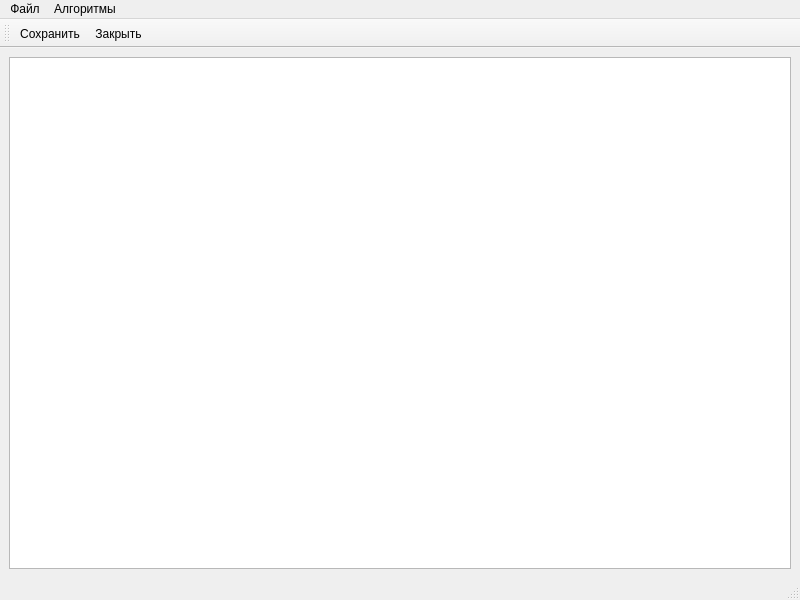
Before: the Qt Designer form ui/graphwindow.ui in moevm/nosql1h19-text-graph, drawn with Qt 5.
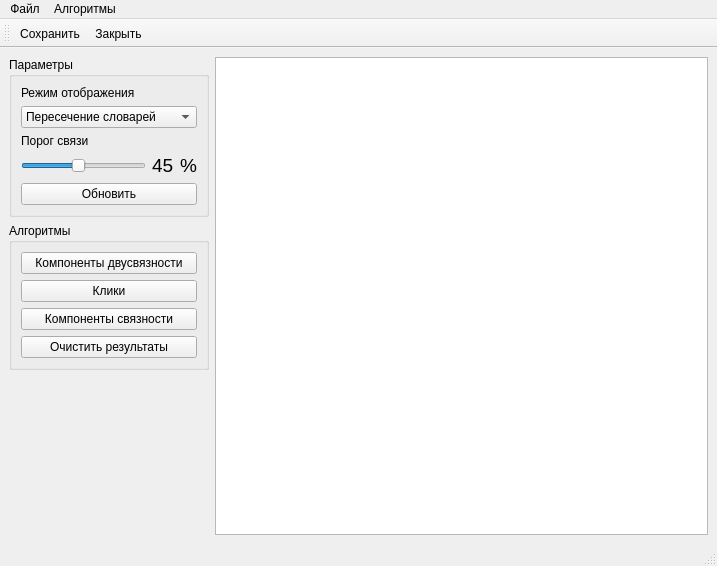
After: the same form once the commit is applied. Icons and pictures are not drawn.

What changed in the file:
```diff
--- a/ui/graphwindow.ui
+++ b/ui/graphwindow.ui
@@ -6,15 +6,169 @@
    <rect>
     <x>0</x>
     <y>0</y>
-    <width>800</width>
-    <height>600</height>
+    <width>717</width>
+    <height>566</height>
    </rect>
   </property>
   <property name="windowTitle">
    <string>MainWindow</string>
   </property>
   <widget class="QWidget" name="centralwidget">
-   <layout class="QHBoxLayout" name="horizontalLayout">
+   <layout class="QHBoxLayout" name="horizontalLayout" stretch="1,3">
+    <item>
+     <layout class="QVBoxLayout" name="verticalLayout_2">
+      <item>
+       <widget class="QGroupBox" name="groupBox">
+        <property name="minimumSize">
+         <size>
+          <width>200</width>
+          <height>0</height>
+         </size>
+        </property>
+        <property name="title">
+         <string>Параметры</string>
+        </property>
+        <layout class="QVBoxLayout" name="verticalLayout">
+         <item>
+          <widget class="QLabel" name="label">
+           <property name="text">
+            <string>Режим отображения</string>
+           </property>
+          </widget>
+         </item>
+         <item>
+          <widget class="QComboBox" name="comboBox">
+           <item>
+            <property name="text">
+             <string>Пересечение словарей</string>
+            </property>
+           </item>
+           <item>
+            <property name="text">
+             <string>Пересечение имён</string>
+            </property>
+           </item>
+          </widget>
+         </item>
+         <item>
+          <widget class="QLabel" name="label_15">
+           <property name="text">
+            <string>Порог связи</string>
+           </property>
+          </widget>
+         </item>
+         <item>
+          <layout class="QHBoxLayout" name="horizontalLayout_13">
+           <item>
+            <widget class="QSlider" name="thresholdSlider">
+             <property name="toolTip">
+              <string>&lt;html&gt;&lt;head/&gt;&lt;body&gt;&lt;p&gt;Указывает минимальное значение, при котором фрагменты считаются связанными&lt;/p&gt;&lt;/body&gt;&lt;/html&gt;</string>
+             </property>
+             <property name="value">
+              <number>45</number>
+             </property>
+             <property name="orientation">
+              <enum>Qt::Horizontal</enum>
+             </property>
+            </widget>
+           </item>
+           <item>
+            <widget class="QLabel" name="tresholdLabel">
+             <property name="font">
+              <font>
+               <pointsize>14</pointsize>
+              </font>
+             </property>
+             <property name="text">
+              <string>45</string>
+             </property>
+             <property name="textFormat">
+              <enum>Qt::PlainText</enum>
+             </property>
+            </widget>
+           </item>
+           <item>
+            <widget class="QLabel" name="label_16">
+             <property name="font">
+              <font>
+               <pointsize>14</pointsize>
+              </font>
+             </property>
+             <property name="text">
+              <string>%</string>
+             </property>
+            </widget>
+           </item>
+          </layout>
+         </item>
+         <item>
+          <widget class="QPushButton" name="pushButton">
+           <property name="text">
+            <string>Обновить</string>
+           </property>
+          </widget>
+         </item>
+        </layout>
+       </widget>
+      </item>
+      <item>
+       <widget class="QGroupBox" name="groupBox_2">
+        <property name="minimumSize">
+         <size>
+          <width>200</width>
+          <height>0</height>
+         </size>
+        </property>
+        <property name="title">
+         <string>Алгоритмы</string>
+        </property>
+        <layout class="QVBoxLayout" name="verticalLayout_3">
+         <item>
+          <widget class="QPushButton" name="pushButton_2">
+           <property name="text">
+            <string>Компоненты двусвязности</string>
+           </property>
+          </widget>
+         </item>
+         <item>
+          <widget class="QPushButton" name="pushButton_3">
+           <property name="text">
+            <string>Клики</string>
+           </property>
+          </widget>
+         </item>
+         <item>
+          <widget class="QPushButton" name="pushButton_4">
+           <property name="text">
+            <string>Компоненты связности</string>
+           </property>
+          </widget>
+         </item>
+         <item>
+          <widget class="QPushButton" name="clearResultsButton">
+           <property name="text">
+            <string>Очистить результаты</string>
+           </property>
+          </widget>
+         </item>
+        </layout>
+       </widget>
+      </item>
+      <item>
+       <spacer name="verticalSpacer">
+        <property name="orientation">
+         <enum>Qt::Vertical</enum>
+        </property>
+        <property name="sizeHint" stdset="0">
+         <size>
+          <width>20</width>
+          <height>40</height>
+         </size>
+        </property>
+       </spacer>
+      </item>
+     </layout>
+    </item>
     <item>
      <widget class="QGraphicsView" name="graphicsView"/>
     </item>
@@ -25,8 +179,8 @@
     <rect>
      <x>0</x>
      <y>0</y>
-     <width>800</width>
-     <height>22</height>
+     <width>717</width>
+     <height>25</height>
     </rect>
    </property>
    <widget class="QMenu" name="menu">
```
Left out of the diff: 37 changed lines with no effect on the pictures.
